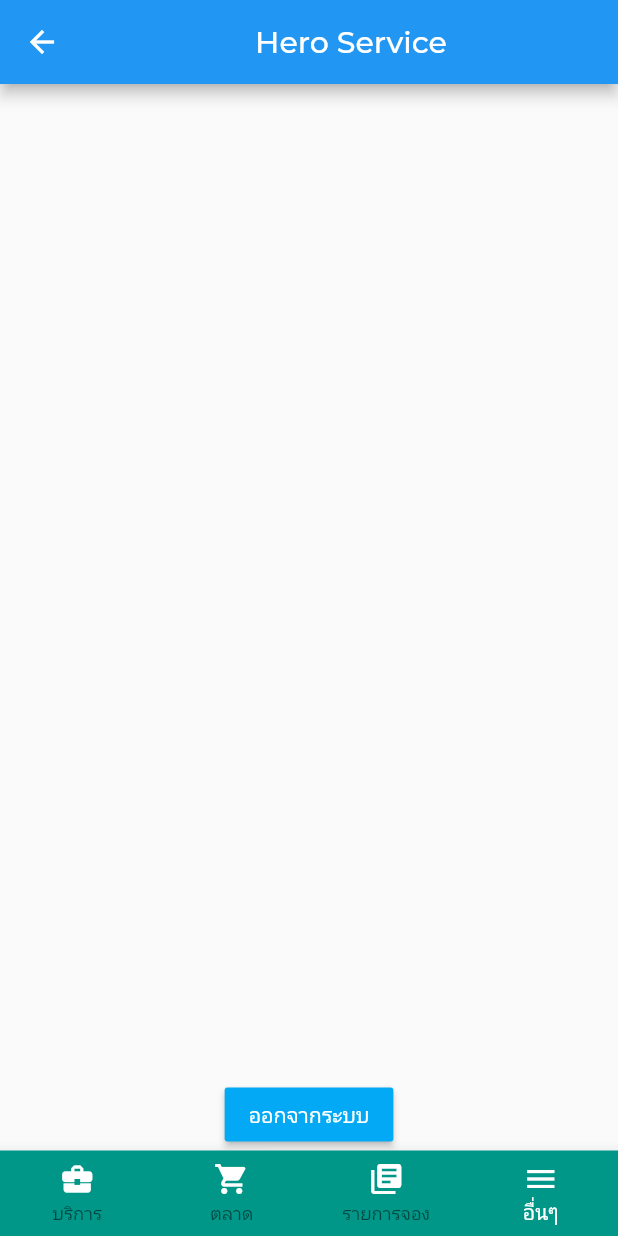
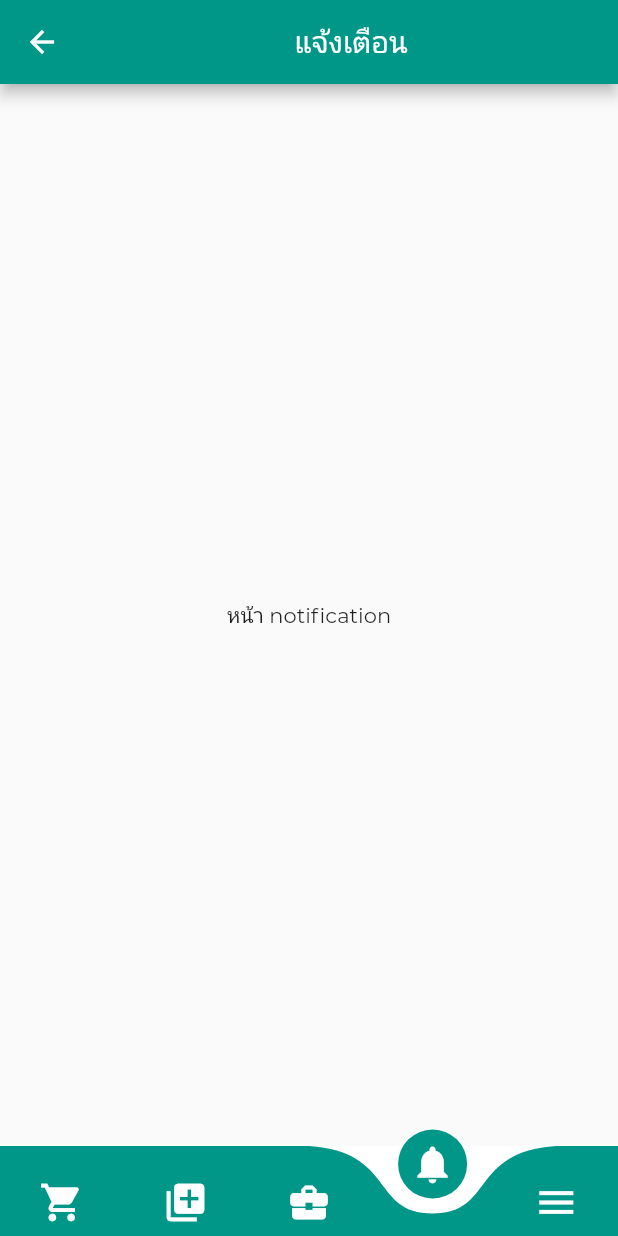
Before and after one commit to TypeTew/HeroService, a Flutter app: the DashboardScreen screen opened by its route, item 4 of the bottom bar chosen, on a phone screen of 412 x 824 dp. Run offline on Flutter 3.47's test engine with Material 2 defaults, Android fonts, the phone set to English and light mode, and no system bars; drawn by our look-alikes of curved_navigation_bar; our stand-ins replace fluttertoast, introduction_screen, local_auth.

Commit message:
Dashboard BottonNavigation Curved

```diff
--- /dev/null
+++ b/lib/screens/bottomnav/notification_screen.dart
@@ -0,0 +1,19 @@
+import 'package:flutter/material.dart';
+
+class NotificationScreen extends StatefulWidget {
+  NotificationScreen({Key key}) : super(key: key);
+
+  @override
+  _NotificationScreenState createState() => _NotificationScreenState();
+}
+
+class _NotificationScreenState extends State<NotificationScreen> {
+  @override
+  Widget build(BuildContext context) {
+    return Scaffold(
+      body: Center(
+        child: Text('หน้า notification'),
+      ),
+    );
+  }
+}
--- a/lib/screens/dashboard/dashboard.dart
+++ b/lib/screens/dashboard/dashboard.dart
@@ -1,7 +1,9 @@
 import 'package:HeroServiceApp/screens/bottomnav/booking_screen.dart';
 import 'package:HeroServiceApp/screens/bottomnav/home_screen.dart';
 import 'package:HeroServiceApp/screens/bottomnav/market_screen.dart';
+import 'package:HeroServiceApp/screens/bottomnav/notification_screen.dart';
 import 'package:HeroServiceApp/screens/bottomnav/setting_screen.dart';
+import 'package:curved_navigation_bar/curved_navigation_bar.dart';
 import 'package:flutter/material.dart';
 
 class DashboardScreen extends StatefulWidget {
@@ -17,9 +19,10 @@ class _DashboardScreenState extends State<DashboardScreen> {
       TextStyle(fontSize: 30, fontWeight: FontWeight.bold);
 
   final List<Widget> _children = [
-    HomeScreen(),
     MarketScreen(),
     BookingScreen(),
+    HomeScreen(),
+    NotificationScreen(),
     SettingScreen(),
   ];
 
@@ -31,13 +34,16 @@ class _DashboardScreenState extends State<DashboardScreen> {
       //เปลี่ยน  title  ไปตาม tab ที่เลือก
       switch (index) {
         case 0:
+          _title = 'ตลาด';
+          break;
+        case 1:
+          _title = 'รายการจอง';
+          break;
+        case 2:
           _title = 'บริการ';
           break;
-        case 1:
-          _title = 'ตลาด';
-          break;
-        case 2:
-          _title = 'รายการจอง';
+        case 3:
+          _title = 'แจ้งเตือน';
           break;
         case 4:
           _title = 'อื่นๆ';
@@ -50,40 +56,79 @@ class _DashboardScreenState extends State<DashboardScreen> {
   Widget build(BuildContext context) {
     return Scaffold(
       appBar: AppBar(
+        backgroundColor: Colors.teal,
         title: Center(child: Text('$_title')),
       ),
-      bottomNavigationBar: BottomNavigationBar(
-        onTap: _onTabTapped,
-        currentIndex: _currentIndex, //กดที่ไหนก็ตามจะคืนค่า tab มาให้
-        backgroundColor: Colors.teal,
-        type: BottomNavigationBarType.fixed,
+
+      // bottomNavigationBar: BottomNavigationBar(
+      //   onTap: _onTabTapped,
+      //   currentIndex: _currentIndex, //กดที่ไหนก็ตามจะคืนค่า tab มาให้
+      //   backgroundColor: Colors.teal,
+      //   type: BottomNavigationBarType.fixed,
+      //   items: [
+      //     BottomNavigationBarItem(
+      //         icon: Icon(
+      //           Icons.business_center,
+      //           color: Colors.white,
+      //         ),
+      //         label: 'ตลาด'),
+      //     BottomNavigationBarItem(
+      //         icon: Icon(
+      //           Icons.shopping_cart,
+      //           color: Colors.white,
+      //         ),
+      //         label: 'รายการจอง'),
+      //     BottomNavigationBarItem(
+      //         icon: Icon(
+      //           Icons.library_books,
+      //           color: Colors.white,
+      //         ),
+      //         label: 'บริการ'),
+      //     BottomNavigationBarItem(
+      //         icon: Icon(
+      //           Icons.menu,
+      //           color: Colors.white,
+      //         ),
+      //         label: 'แจ้งเตือน'),
+      //   ],
+      //   selectedItemColor: Colors.white,
+      // ),
+      bottomNavigationBar: CurvedNavigationBar(
+        backgroundColor: Colors.white,
+        color: Colors.teal,
+        buttonBackgroundColor: Colors.teal,
+        height: 60,
+        animationDuration: Duration(milliseconds: 200),
+        index: 2,
+        animationCurve: Curves.bounceInOut,
         items: [
-          BottomNavigationBarItem(
-              icon: Icon(
-                Icons.business_center,
+          Icon(
+            Icons.shopping_cart,
+            size: 30,
             color: Colors.white,
           ),
-              label: 'บริการ'),
-          BottomNavigationBarItem(
-              icon: Icon(
-                Icons.shopping_cart,
+          Icon(
+            Icons.library_add,
+            size: 30,
             color: Colors.white,
           ),
-              label: 'ตลาด'),
-          BottomNavigationBarItem(
-              icon: Icon(
-                Icons.library_books,
+          Icon(
+            Icons.business_center,
+            size: 30,
             color: Colors.white,
           ),
-              label: 'รายการจอง'),
-          BottomNavigationBarItem(
-              icon: Icon(
-                Icons.menu,
+          Icon(
+            Icons.notifications,
+            size: 30,
             color: Colors.white,
           ),
-              label: 'อื่นๆ'),
+          Icon(
+            Icons.menu,
+            size: 30,
+            color: Colors.white,
+          ),
         ],
-        selectedItemColor: Colors.white,
+        onTap: _onTabTapped,
       ),
       body: _children[_currentIndex],
     );
--- a/lib/screens/login/login_screen.dart
+++ b/lib/screens/login/login_screen.dart
@@ -2,6 +2,7 @@ import 'dart:convert';
 import 'package:HeroServiceApp/screens/components/passwordwidget.dart';
 import 'package:HeroServiceApp/service/rest_api.dart';
 import 'package:flutter/material.dart';
+import 'package:fluttertoast/fluttertoast.dart';
 
 class LoginScreen extends StatefulWidget {
   LoginScreen({Key key}) : super(key: key);
@@ -107,6 +108,7 @@ class _LoginScreenState extends State<LoginScreen> {
 
   //ฟังก์ชันเช็คการล็อคอิน
   void _loginProcess(userData) async {
+    try {
       var response = await CallAPI().loginAPI(userData);
       var body = json.decode(response.body);
 
@@ -117,6 +119,16 @@ class _LoginScreenState extends State<LoginScreen> {
         Navigator.pushReplacementNamed(context, '/dashboard');
       } else {
         _showDialog('มีข้อผิดพลาด', 'ข้อมูลไม่ถูกต้อง ลองใหม่');
+      }
+    } catch (e) {
+      Fluttertoast.showToast(
+          msg: "เกิดข้อผิดพลาดการโหลดข้อมูล",
+          toastLength: Toast.LENGTH_SHORT,
+          gravity: ToastGravity.CENTER,
+          timeInSecForIosWeb: 1,
+          backgroundColor: Colors.red,
+          textColor: Colors.white,
+          fontSize: 16.0);
     }
   }
 
--- a/pubspec.yaml
+++ b/pubspec.yaml
@@ -31,6 +31,8 @@ dependencies:
   introduction_screen: ^1.0.7
   local_auth: ^0.6.3+2
   http: ^0.12.2
+  fluttertoast: ^7.1.1
+  curved_navigation_bar: ^0.3.4
 
 dev_dependencies:
   flutter_test:
```
Also changed, not shown: pubspec.lock. Lines whose indentation alone changed are shown as unchanged.
